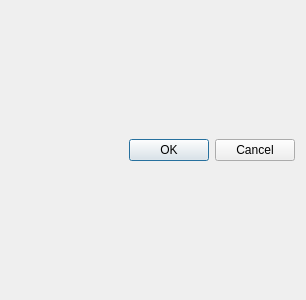
Qt form PythonCAD/Interface/Dialogs/property.ui (pythoncad/pythoncad-legacy) before a commit.
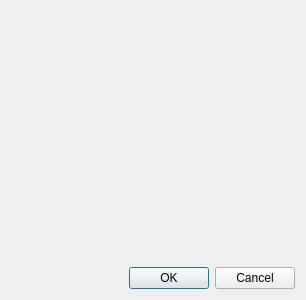
The same form after that commit.

Commit message: Repair some layout issue on property windows such as position of elements, and form icon

What changed in the file:
```diff
--- a/PythonCAD/Interface/Dialogs/property.ui
+++ b/PythonCAD/Interface/Dialogs/property.ui
@@ -17,7 +17,17 @@
    <item>
     <layout class="QVBoxLayout" name="verticalLayout">
      <item>
-      <layout class="QVBoxLayout" name="propertyConteiner"/>
+      <spacer name="verticalSpacer">
+       <property name="orientation">
+        <enum>Qt::Vertical</enum>
+       </property>
+       <property name="sizeHint" stdset="0">
+        <size>
+         <width>20</width>
+         <height>40</height>
+        </size>
+       </property>
+      </spacer>
      </item>
      <item>
       <widget class="QDialogButtonBox" name="buttonBox">
```
Left out of the diff: 3 changed lines with no effect on the pictures. The commit also changes 4 other files.
